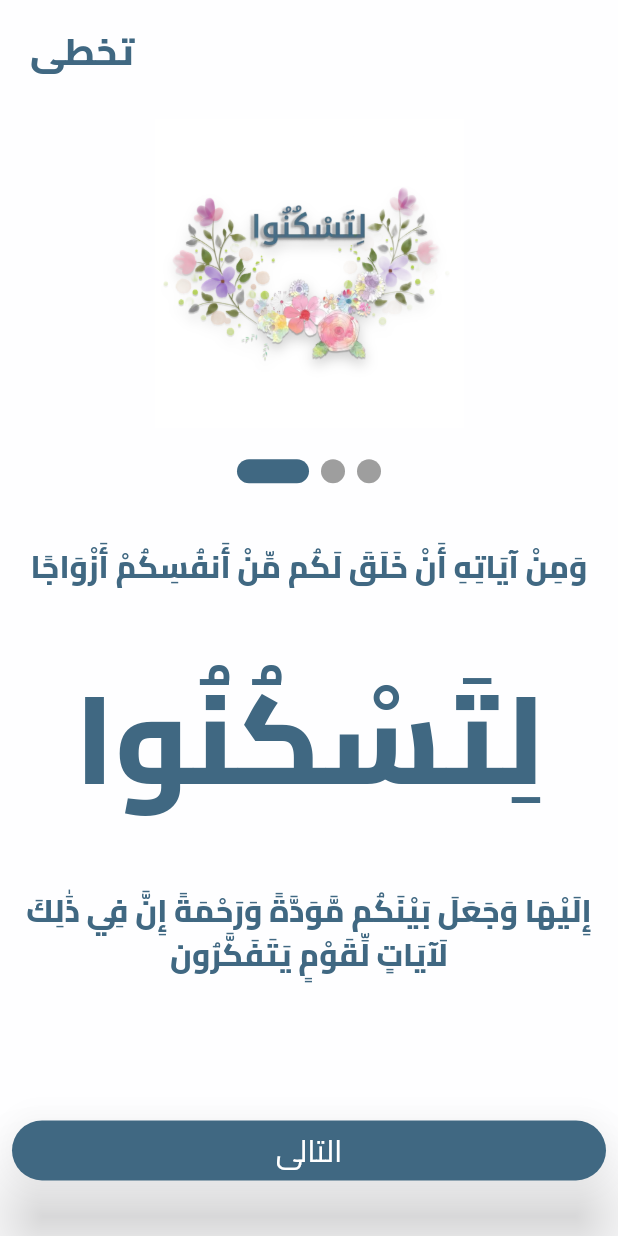
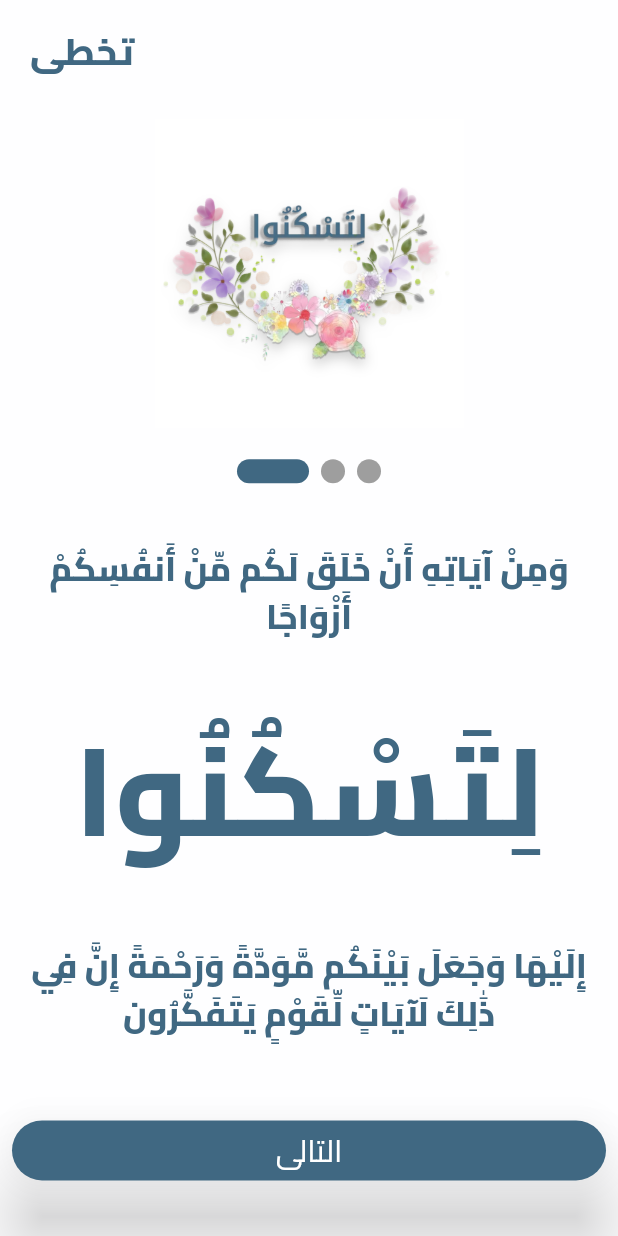
Before and after one commit to MustafaSheeha/Letaskono-Zawaj, a Flutter app: the screen it shows after launch, on a phone screen of 412 x 824 dp. Run offline on Flutter 3.47's test engine with Material 3 defaults, Android fonts, the phone set to English and light mode, and no system bars; drawn by our look-alikes of smooth_page_indicator; our stand-ins replace animated_splash_screen, get_it, page_transition, shared_preferences; missing offline and left inert: data_connection_checker_tv.

Commit message:
OnBoardingView Finish Refactor

```diff
--- a/lib/features/on_boarding/data/on_boarding_list.dart
+++ b/lib/features/on_boarding/data/on_boarding_list.dart
@@ -8,17 +8,20 @@ List<OnBoardingModel> onBoardingList = [
     quoteOne: AppStrings.quran1,
     quoteTwo: AppStrings.quran2,
     quoteThree: AppStrings.quran3,
+    isThird: false,
   ),
   OnBoardingModel(
     imagePath: Assets.onBoardingTwo,
     quoteOne: AppStrings.onBoardingSlagonOne,
     quoteTwo: AppStrings.onBoardingSlagonTwo,
     quoteThree: AppStrings.onBoardingSlagonThree,
+    isThird: false,
   ),
   OnBoardingModel(
     imagePath: Assets.onBoardingThree,
     quoteOne: AppStrings.body1,
     quoteTwo: AppStrings.body2,
     quoteThree: AppStrings.body3,
+    isThird: true,
   ),
 ];
--- a/lib/features/on_boarding/data/on_boarding_model.dart
+++ b/lib/features/on_boarding/data/on_boarding_model.dart
@@ -3,11 +3,14 @@ class OnBoardingModel {
   final String quoteOne;
   final String quoteTwo;
   final String quoteThree;
+  final bool isThird;
 
-  OnBoardingModel({
+  OnBoardingModel(
+     {
     required this.imagePath,
     required this.quoteOne,
     required this.quoteTwo,
     required this.quoteThree,
+    required this.isThird,
   });
 }
--- a/lib/features/on_boarding/presentation/view/widgets/on_boarding_body.dart
+++ b/lib/features/on_boarding/presentation/view/widgets/on_boarding_body.dart
@@ -1,20 +1,15 @@
 import 'package:flutter/material.dart';
-import 'package:letaskono_zawaj/core/utils/app_assets.dart';
-import 'package:letaskono_zawaj/core/utils/app_colors.dart';
-import 'package:letaskono_zawaj/core/utils/app_strings.dart';
-import 'package:letaskono_zawaj/core/utils/app_text_styles.dart';
 import 'package:letaskono_zawaj/features/on_boarding/data/on_boarding_list.dart';
 import 'package:letaskono_zawaj/features/on_boarding/presentation/view/widgets/custom_smooth_page_indicator.dart';
 import 'package:letaskono_zawaj/features/on_boarding/presentation/view/widgets/on_boarding_image_widget.dart';
 import 'package:letaskono_zawaj/features/on_boarding/presentation/view/widgets/quote_widget.dart';
-import 'package:smooth_page_indicator/smooth_page_indicator.dart';
 
 class OnBoardingBody extends StatelessWidget {
   const OnBoardingBody({super.key, required this.controller});
   final PageController controller;
   @override
   Widget build(BuildContext context) {
-    final screenWidth = MediaQuery.of(context).size.width;
+    // final screenWidth = MediaQuery.of(context).size.width;
     final screenHeight = MediaQuery.of(context).size.height;
     return SizedBox(
       height: 0.83 * screenHeight,
@@ -25,24 +20,24 @@ class OnBoardingBody extends StatelessWidget {
         itemBuilder: (context, index) {
           return Column(
             children: [
-              const OnBoardingImageWidget(
-                imagePath: Assets.onBoardingOne,
+              OnBoardingImageWidget(
+                imagePath: onBoardingList[index].imagePath,
               ),
               CustomSmoothPageIndicator(controller: controller),
               SizedBox(height: 0.05 * screenHeight),
-              const QuoteWidget(
-                text: AppStrings.quran1,
-                fontSize: 0.05,
+              QuoteWidget(
+                text: onBoardingList[index].quoteOne,
+                fontSize: onBoardingList[index].isThird ? 0.04 : 0.055,
               ),
               SizedBox(height: 0.05 * screenHeight),
-              const QuoteWidget(
-                text: AppStrings.quran2,
-                fontSize: 0.2,
+              QuoteWidget(
+                text: onBoardingList[index].quoteTwo,
+                fontSize: onBoardingList[index].isThird ? 0.04 : 0.2,
               ),
               SizedBox(height: 0.05 * screenHeight),
-              const QuoteWidget(
-                text: AppStrings.quran3,
-                fontSize: 0.05,
+              QuoteWidget(
+                text: onBoardingList[index].quoteThree,
+                fontSize: onBoardingList[index].isThird ? 0.04 : 0.055,
               ),
             ],
           );
```
Also changed, not shown: assets/images/on_boarding_three.png.
